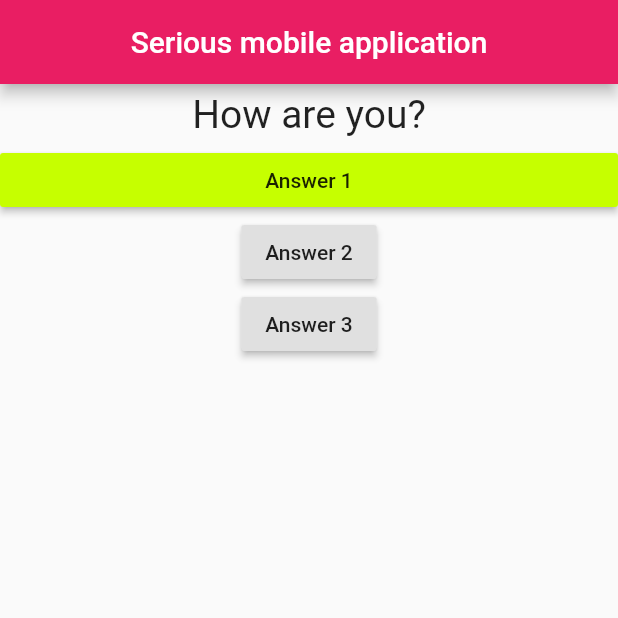
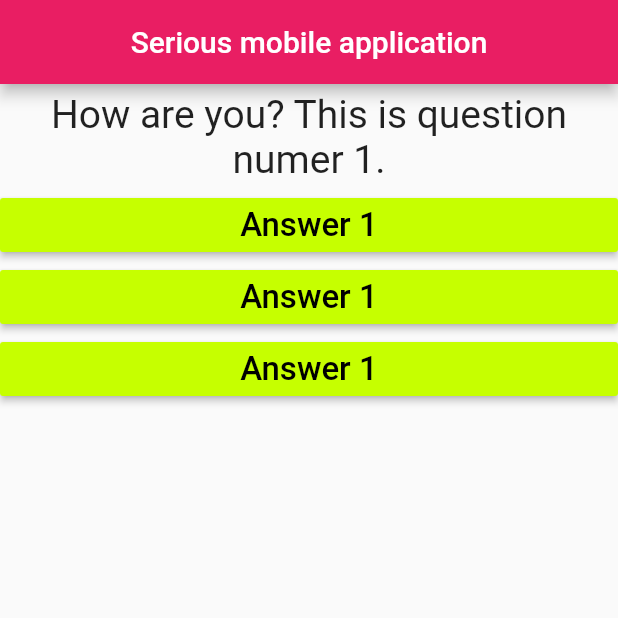
Before and after one commit to aspesivtsev/flutter_test_app, a Flutter app: the screen it shows after launch, on a phone screen of 412 x 824 dp, the top half of it. Run offline on Flutter 3.47's test engine with Material 2 defaults, Android fonts, the phone set to English and light mode, and no system bars.

Commit message:
buttons work, before using map, as a dict

```diff
--- /dev/null
+++ b/additional_notes.txt
@@ -0,0 +1,19 @@
+SizedBox(
+              width: double.infinity,
+              child: RaisedButton(
+                child: Text("Answer 1"),
+                onPressed: _answerQuestion,
+                color: Colors.limeAccent[400],
+              ),
+            ),
+            RaisedButton(
+              child: Text("Answer 2"),
+              onPressed: () => print("Answer 2 is chosen!"),
+            ),
+            RaisedButton(
+              child: Text("Answer 3"),
+              onPressed: () {
+                //...
+                print("Answer 3 is chosen!");
+              },
+            ),
--- a/lib/answer.dart
+++ b/lib/answer.dart
@@ -1,14 +1,23 @@
 import 'package:flutter/material.dart';
 
 class Answer extends StatelessWidget {
+  final Function selectHandler;
+  //pointer to the funtion from _answerQuestion function from main module
+
+  Answer(this.selectHandler);
+
   @override
   Widget build(BuildContext context) {
     return Container(
       width: double.infinity,
       child: RaisedButton(
-        child: Text("Answer 1"),
-        onPressed: null,
+        child: Text(
+          "Answer 1",
+          style: TextStyle(fontSize: 22),
+        ),
+        onPressed: selectHandler,
         color: Colors.limeAccent[400],
+        textColor: Colors.black,
       ),
     );
   }
--- a/lib/main.dart
+++ b/lib/main.dart
@@ -27,9 +27,10 @@ class _MyAppState extends State<MyApp> {
   @override
   Widget build(BuildContext context) {
     var questions = [
-      "How are you?",
-      "What is your name?",
-      "This is a very very very long question just for testing purposes!",
+      "How are you? This is question numer 1.",
+      "What is your name? This is question numer 2.",
+      "This is a very very very long question just for testing purposes! By the way this is a question numer 3.",
+      "This is a question number 4, again just for testing purposes",
     ];
 
     return MaterialApp(
@@ -46,25 +47,9 @@ class _MyAppState extends State<MyApp> {
               questions.elementAt(
                   _questionIndex), //this is equivalent to "questions[questionIndex],"
             ),
-            SizedBox(
-              width: double.infinity,
-              child: RaisedButton(
-                child: Text("Answer 1"),
-                onPressed: _answerQuestion,
-                color: Colors.limeAccent[400],
-              ),
-            ),
-            RaisedButton(
-              child: Text("Answer 2"),
-              onPressed: () => print("Answer 2 is chosen!"),
-            ),
-            RaisedButton(
-              child: Text("Answer 3"),
-              onPressed: () {
-                //...
-                print("Answer 3 is chosen!");
-              },
-            ),
+            Answer(_answerQuestion),
+            Answer(_answerQuestion),
+            Answer(_answerQuestion),
           ],
         ),
       ),
--- a/lib/question.dart
+++ b/lib/question.dart
@@ -1,5 +1,4 @@
 import 'package:flutter/material.dart';
-import './answer.dart';
 
 class Question extends StatelessWidget {
   final String questionText;
```
